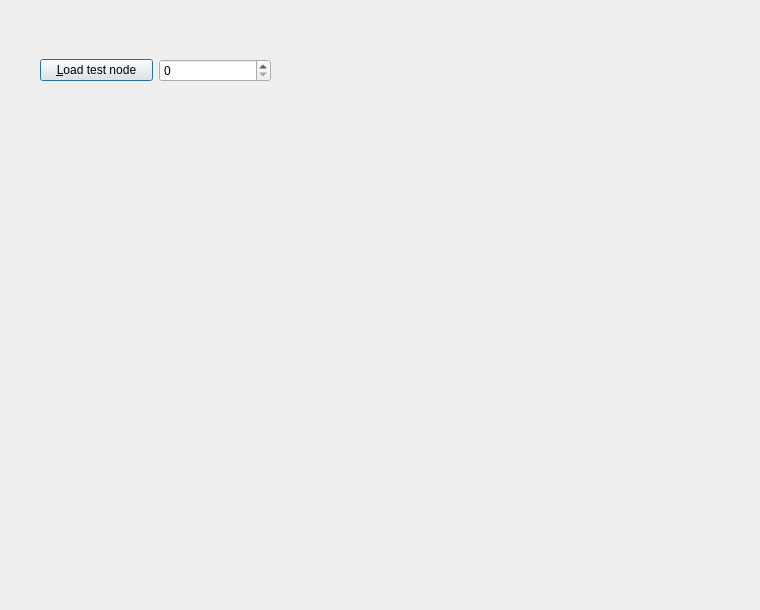
Before: the Qt Designer form Tools/ToolTestConceptMap/qtconceptmaptestqtnodedialog.ui in richelbilderbeek/ProjectRichelBilderbeek, drawn with Qt 5.
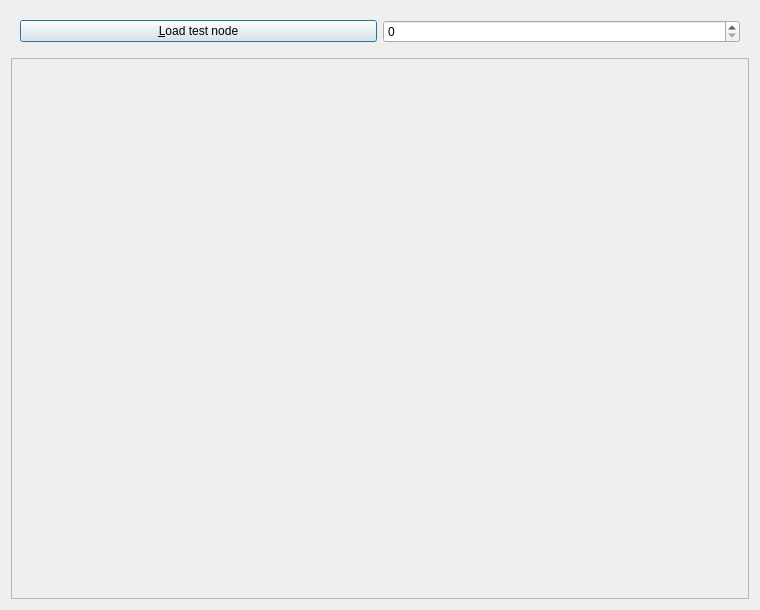
After: the same form once the commit is applied.

```diff
--- a/Tools/ToolTestConceptMap/qtconceptmaptestqtnodedialog.ui
+++ b/Tools/ToolTestConceptMap/qtconceptmaptestqtnodedialog.ui
@@ -13,15 +13,9 @@
   <property name="windowTitle">
    <string>Test Node</string>
   </property>
+  <layout class="QVBoxLayout" name="verticalLayout">
+   <item>
   <widget class="QWidget" name="widget_top" native="true">
-   <property name="geometry">
-    <rect>
-     <x>40</x>
-     <y>40</y>
-     <width>231</width>
-     <height>61</height>
-    </rect>
-   </property>
    <layout class="QGridLayout" name="gridLayout_2">
     <item row="0" column="0">
      <widget class="QPushButton" name="button_load">
@@ -35,6 +29,25 @@
     </item>
    </layout>
   </widget>
+   </item>
+   <item>
+    <widget class="QScrollArea" name="scrollArea">
+     <property name="widgetResizable">
+      <bool>true</bool>
+     </property>
+     <widget class="QWidget" name="here">
+      <property name="geometry">
+       <rect>
+        <x>0</x>
+        <y>0</y>
+        <width>738</width>
+        <height>537</height>
+       </rect>
+      </property>
+     </widget>
+    </widget>
+   </item>
+  </layout>
  </widget>
  <resources/>
  <connections/>
```
Lines whose indentation alone changed are shown as unchanged.
